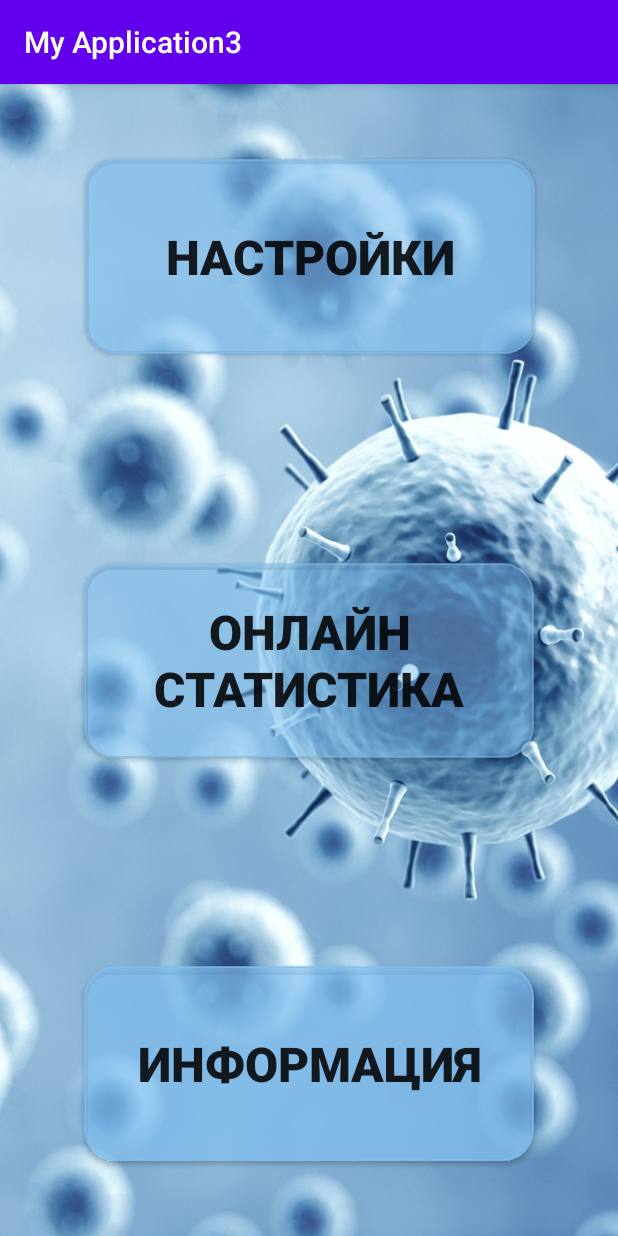
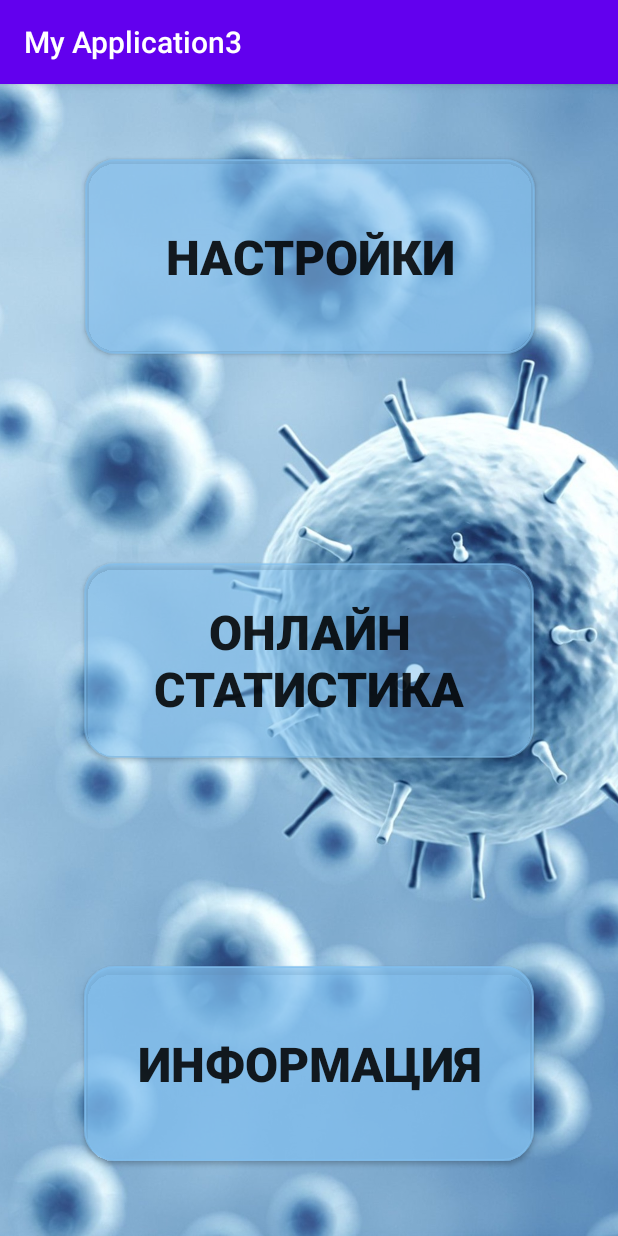
Before and after one commit to olli2017/CoronaNotification, an Android app: the screen it shows after launch (MainActivity), on a phone screen of 412 x 824 dp. Run offline under Robolectric (Android 15) with nearby library versions, the phone set to English and light mode, and no system bars.

Commit message:
fix scale background on main screen

```diff
--- a/MyApplication3/app/src/main/res/layout/activity_main.xml
+++ b/MyApplication3/app/src/main/res/layout/activity_main.xml
@@ -2,11 +2,15 @@
 <androidx.constraintlayout.widget.ConstraintLayout xmlns:android="http://schemas.android.com/apk/res/android"
     xmlns:app="http://schemas.android.com/apk/res-auto"
     xmlns:tools="http://schemas.android.com/tools"
-    android:layout_width="match_parent"
-    android:layout_height="match_parent"
     android:background="@drawable/cor4"
-    tools:context=".MainActivity">
-
+    tools:context=".MainActivity"
+    android:layout_width="fill_parent"
+    android:layout_height="fill_parent">
+    <ImageView
+        android:layout_width="match_parent"
+        android:layout_height="match_parent"
+        android:src="@drawable/cor4"
+        android:scaleType="centerCrop"/>
     <Button
         android:id="@+id/setting_button"
         android:layout_width="300dp"
```
